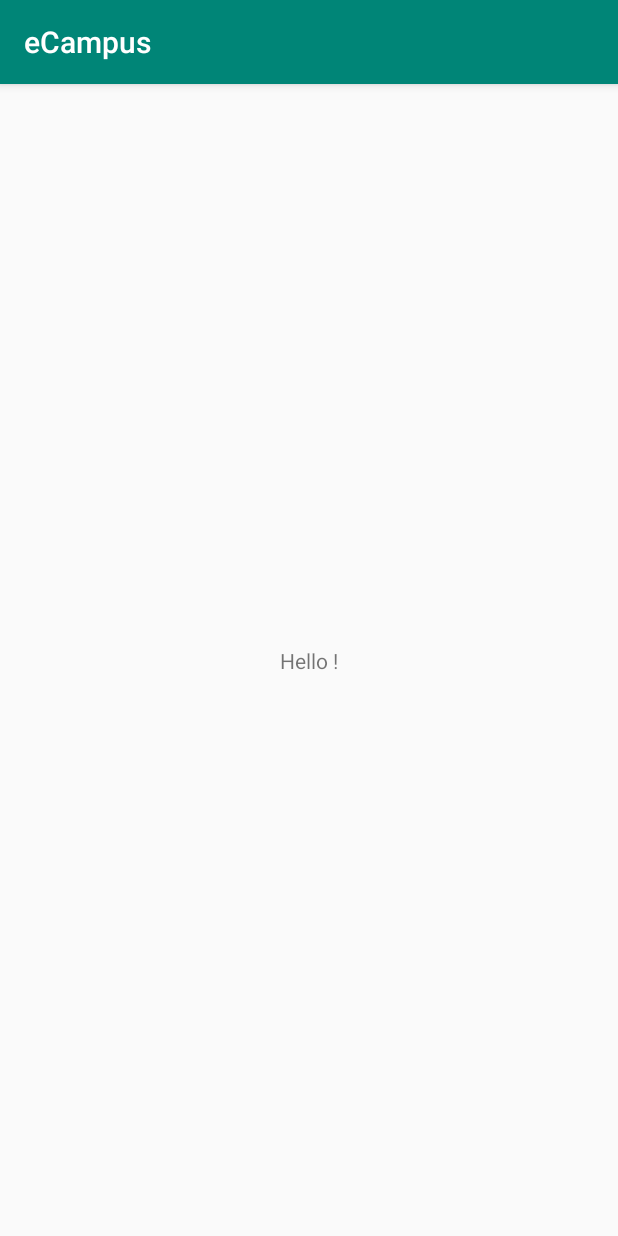
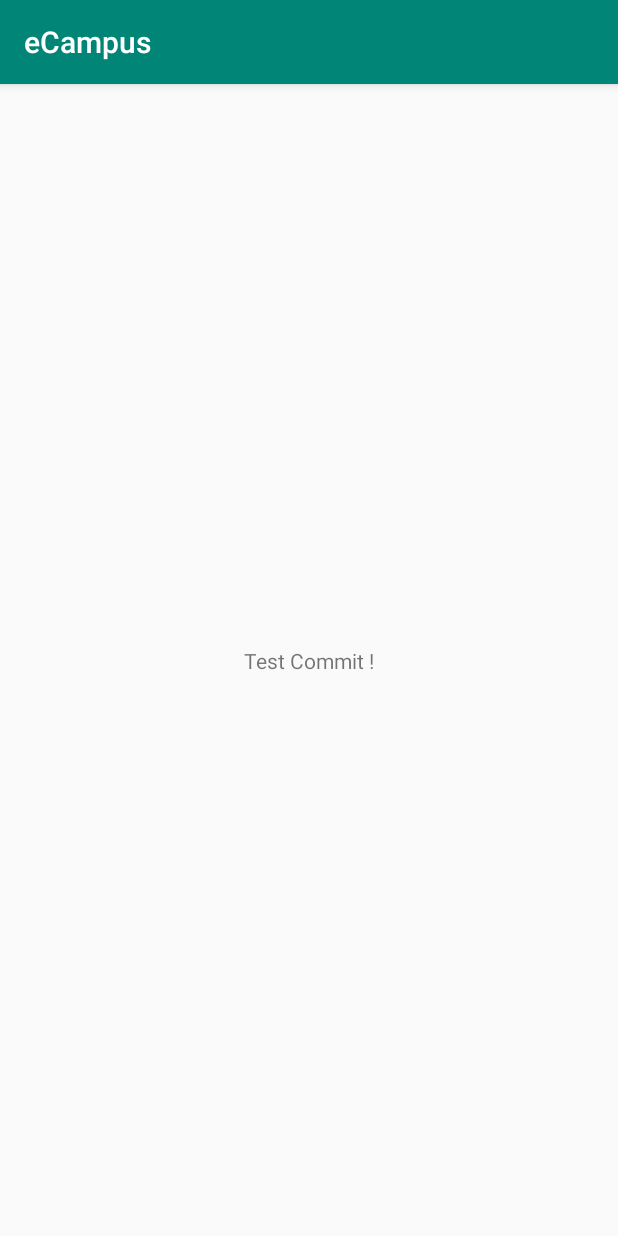
Before and after one commit to rutul089/eCampus, an Android app: the screen it shows after launch (MainActivity), on a phone screen of 412 x 824 dp. Run offline under Robolectric (Android 15) with nearby library versions, the phone set to English and light mode, and no system bars.

Commit message:
-Test commit

```diff
--- a/app/src/main/res/layout/activity_main.xml
+++ b/app/src/main/res/layout/activity_main.xml
@@ -9,7 +9,7 @@
     <TextView
         android:layout_width="wrap_content"
         android:layout_height="wrap_content"
-        android:text="Hello !"
+        android:text="Test Commit !"
         app:layout_constraintBottom_toBottomOf="parent"
         app:layout_constraintLeft_toLeftOf="parent"
         app:layout_constraintRight_toRightOf="parent"
```
